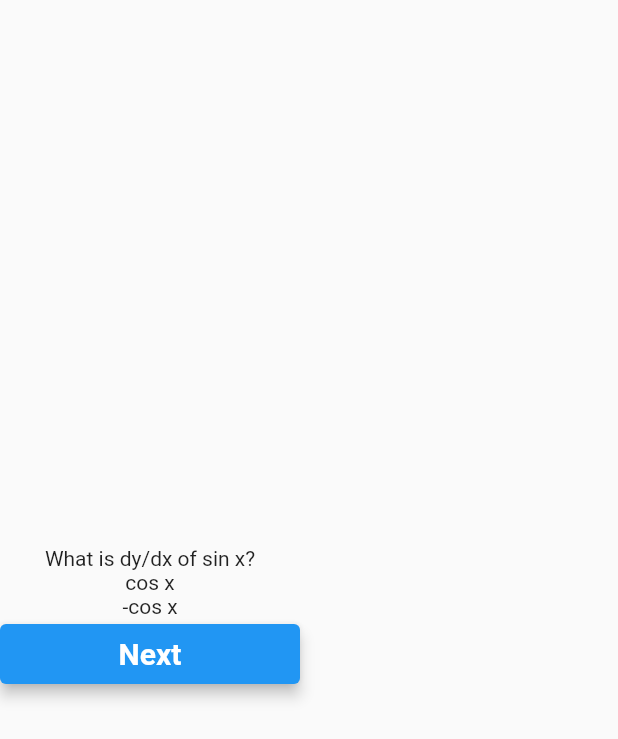
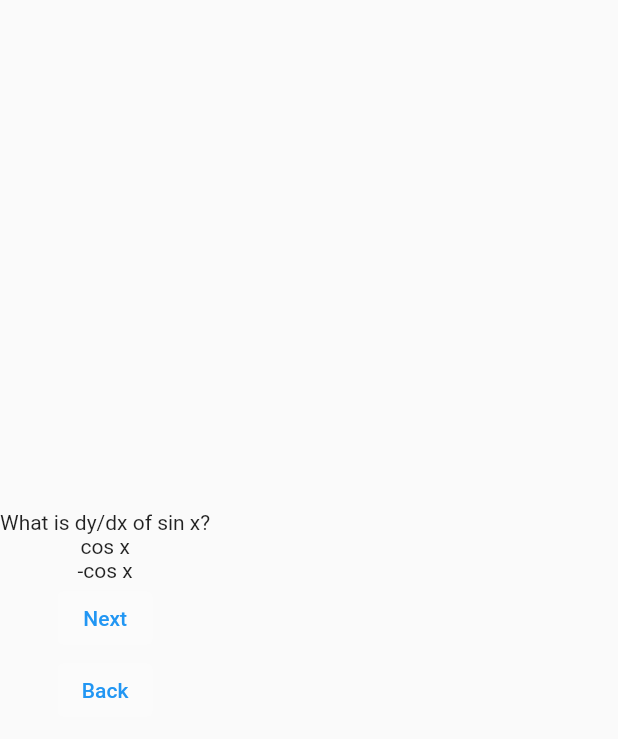
Before and after one commit to Harini-Sritharar/A-Level-Computing-Project, a Flutter app: the QuizScreen widget shown alone on an empty page, opened directly, on a phone screen of 412 x 824 dp. Shown: the top 739 px of the screen. Run offline on Flutter 3.47's test engine with Material 2 defaults, Android fonts, the phone set to English and light mode, and no system bars; Roboto replaces fonts that are missing (Montserrat).

Commit message:
Update quiz_questions_screen.dart
Added the back button to navigate quizzes

```diff
--- a/Iteration 1/lib/screens/quiz_questions_screen.dart
+++ b/Iteration 1/lib/screens/quiz_questions_screen.dart
@@ -1,6 +1,6 @@
 import 'package:flutter/material.dart';
 
-import '../button.dart';
+//import '../button.dart';
 
 
 class QuizScreen extends StatefulWidget {
@@ -27,32 +27,40 @@ class _QuizScreenState extends State<QuizScreen> {
         // Is the last question
       }
     });
-  // }
-  //   _backq() {
-  //   setState(() {
-  //     var lastIndex = _questions.length - 1;
-  //     if (_indexQuestion < lastIndex) {
-  //       _indexQuestion--;
-  //     } else {
-  //       // Is the last question
-  //     }
-  //   });
    }
 
+_backq() {
+    setState(() {
+      //var lastIndex = _questions.length - 1;
+      if (_indexQuestion >= 1) {
+        _indexQuestion--;
+      } else {
+        // Is the last question
+      }
+    });
+   }
   @override
   Widget build(BuildContext context) {
      AppBar(
       automaticallyImplyLeading: true,
     );
     return Column(
-
       mainAxisAlignment: MainAxisAlignment.center,
       children: <Widget>[
         Container(
         child: Text(_questions[_indexQuestion])),
         for (var answer in _answers[_indexQuestion]) Text(answer),
-          // ignore: unnecessary_statements
-          GenericButton("Next",(){_nextq;}),
+        //function next
+          TextButton(
+            style: ButtonStyle(backgroundColor: MaterialStateProperty.all(Colors.white10)),
+            child:Text("Next"),
+            onPressed: _nextq,
+            ),
+          TextButton(
+            style: ButtonStyle(backgroundColor: MaterialStateProperty.all(Colors.white10)),
+            child:Text("Back"),
+            onPressed: _backq,
+            )
           // ignore: unnecessary_statements
           //GenericButton("Back",(){_backq;})
 
```
